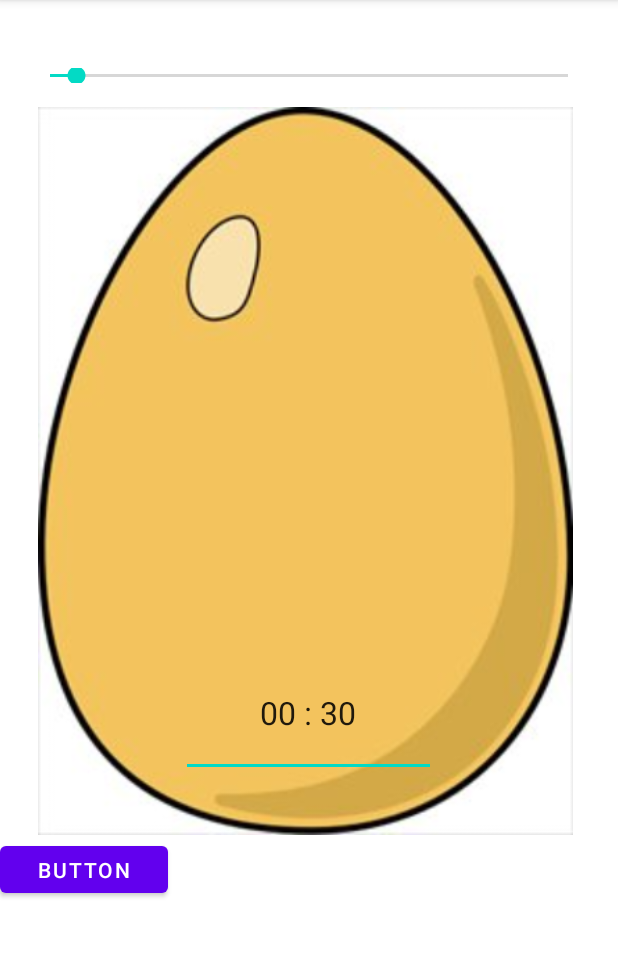
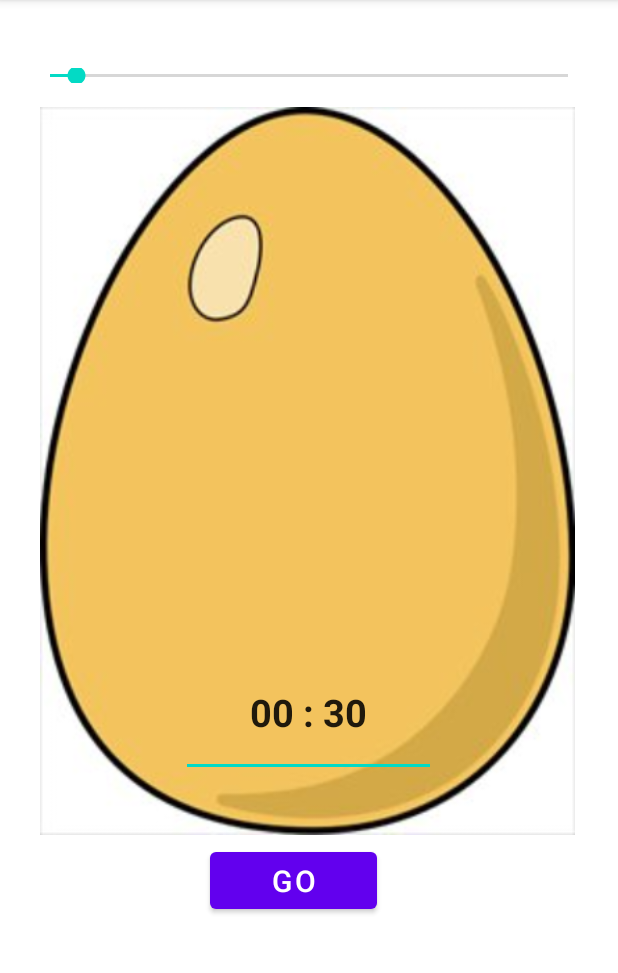
Before and after one commit to satyamgupta0202/Stopwatch, an Android app: the MainActivity screen opened directly, with no data from a screen before it, on a phone screen of 412 x 824 dp, the part 84-1057 px from its top. Run offline under Robolectric (Android 15) with nearby library versions, the phone set to English and light mode, and no system bars.

Commit message:
Basic Layout Set

```diff
--- a/app/src/main/java/com/example/timerapp/MainActivity.java
+++ b/app/src/main/java/com/example/timerapp/MainActivity.java
@@ -21,7 +21,11 @@ public class MainActivity extends AppCompatActivity {
             public void onProgressChanged(SeekBar seekBar, int progress, boolean fromUser) {
                 int minutes = progress/60;
                 int second = progress - (minutes * 60);
-                timerTextView.setText(Integer.toString(minutes) + ":" + Integer.toString(second));
+                String sec;
+                sec= Integer.toString(second);
+                if(sec.equals("0"))
+                    sec="00";
+                timerTextView.setText(Integer.toString(minutes) + ":" + sec);
             }
 
             @Override
--- a/app/src/main/res/layout/activity_main.xml
+++ b/app/src/main/res/layout/activity_main.xml
@@ -29,7 +29,7 @@
         android:layout_marginEnd="21dp"
         android:layout_marginRight="21dp"
         app:layout_constraintEnd_toEndOf="parent"
-        app:layout_constraintHorizontal_bias="1.0"
+        app:layout_constraintHorizontal_bias="0.833"
         app:layout_constraintStart_toStartOf="parent"
         app:layout_constraintTop_toBottomOf="@+id/seekBar"
         app:srcCompat="@drawable/egg" />
@@ -47,18 +47,23 @@
         android:gravity="center"
         android:inputType="time"
         android:text="00 : 30"
-        android:textSize="21dp"
+        android:textSize="25dp"
+        android:textStyle="bold"
         app:layout_constraintBottom_toBottomOf="parent"
         app:layout_constraintEnd_toEndOf="parent"
         app:layout_constraintStart_toStartOf="parent" />
 
     <Button
-        android:id="@+id/button4"
-        android:layout_width="112dp"
-        android:layout_height="43dp"
-        android:layout_marginTop="40dp"
-        android:text="Button"
-        app:layout_constraintTop_toBottomOf="@+id/textView"
-        tools:layout_editor_absoluteX="242dp" />
+        android:id="@+id/button"
+        android:layout_width="111dp"
+        android:layout_height="50dp"
+        android:layout_marginStart="140dp"
+        android:layout_marginLeft="140dp"
+        android:layout_marginTop="44dp"
+        android:onClick="buttonClicked"
+        android:text="GO"
+        android:textSize="20dp"
+        app:layout_constraintStart_toStartOf="parent"
+        app:layout_constraintTop_toBottomOf="@+id/textView" />
 
 </androidx.constraintlayout.widget.ConstraintLayout>
```
